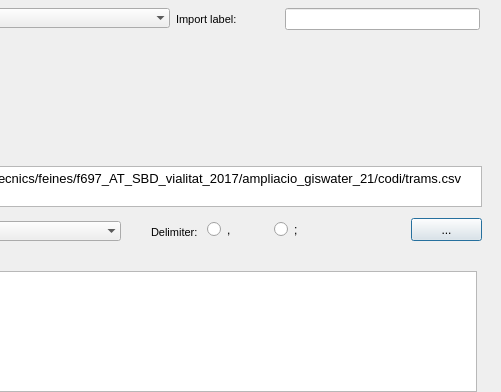
Old version of the form ui/csv2pg.ui in the repository Giswater/giswater_qgis_plugin; both pictures show x 149 to 650 and y 0 to 392 of the 650 by 535 pixel window.
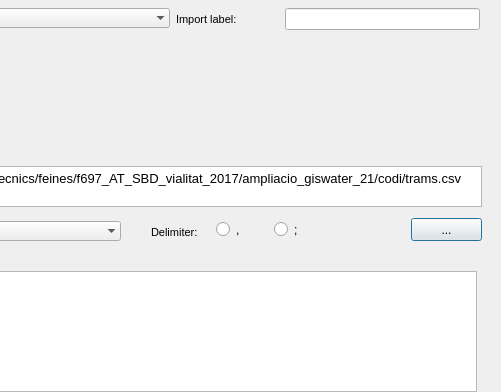
New version of the form.

Commit message: #341 preview csv

Patch:
```diff
--- a/ui/csv2pg.ui
+++ b/ui/csv2pg.ui
@@ -255,9 +255,9 @@
   <widget class="QRadioButton" name="rb_comma">
    <property name="geometry">
     <rect>
-     <x>356</x>
+     <x>365</x>
      <y>221</y>
-     <width>51</width>
+     <width>36</width>
      <height>17</height>
     </rect>
    </property>
@@ -326,7 +326,7 @@
     <rect>
      <x>423</x>
      <y>221</y>
-     <width>56</width>
+     <width>36</width>
      <height>17</height>
     </rect>
    </property>
@@ -339,7 +339,7 @@
     <rect>
      <x>300</x>
      <y>221</y>
-     <width>66</width>
+     <width>51</width>
      <height>22</height>
     </rect>
    </property>
```
The commit also changes 1 other file.
